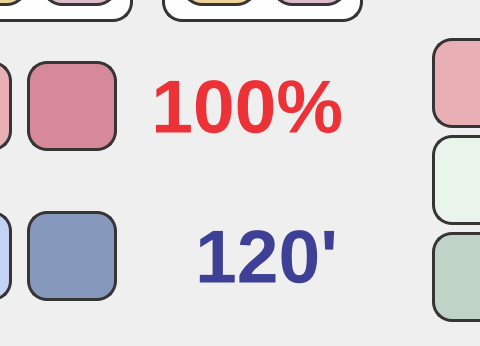
First picture: the form in rpi_base_infinity/magnet_v_4_0/magnet_stages_dlg.ui, repository MarianoDel/pyqt5, before the edit; both pictures show x 318 to 798 and y 454 to 800 of the 1280 by 800 pixel window.
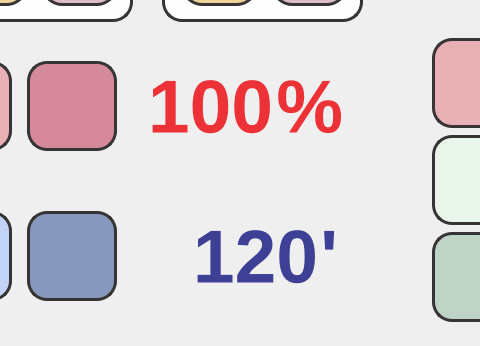
Second picture: the form after the edit. Icons and pictures are not drawn.

Commit message: stages almost ready

What changed in the file:
```diff
--- a/rpi_base_infinity/magnet_v_4_0/magnet_stages_dlg.ui
+++ b/rpi_base_infinity/magnet_v_4_0/magnet_stages_dlg.ui
@@ -541,7 +541,7 @@
     <rect>
      <x>490</x>
      <y>675</y>
-     <width>166</width>
+     <width>146</width>
      <height>71</height>
     </rect>
    </property>
@@ -557,7 +557,7 @@
     <string notr="true">color: rgb(62, 64, 149);</string>
    </property>
    <property name="text">
-    <string>120'</string>
+    <string>120</string>
    </property>
    <property name="alignment">
     <set>Qt::AlignRight|Qt::AlignTrailing|Qt::AlignVCenter</set>
@@ -568,7 +568,7 @@
     <rect>
      <x>455</x>
      <y>520</y>
-     <width>206</width>
+     <width>136</width>
      <height>81</height>
     </rect>
    </property>
@@ -584,7 +584,7 @@
     <string notr="true">color: rgb(237, 50, 55);</string>
    </property>
    <property name="text">
-    <string>100%</string>
+    <string>100</string>
    </property>
    <property name="alignment">
     <set>Qt::AlignRight|Qt::AlignTrailing|Qt::AlignVCenter</set>
@@ -1335,6 +1335,60 @@
     <string/>
    </property>
   </widget>
+  <widget class="QLabel" name="powerLabel_2">
+   <property name="geometry">
+    <rect>
+     <x>585</x>
+     <y>520</y>
+     <width>76</width>
+     <height>81</height>
+    </rect>
+   </property>
+   <property name="font">
+    <font>
+     <family>Liberation Sans</family>
+     <pointsize>56</pointsize>
+     <weight>75</weight>
+     <bold>true</bold>
+    </font>
+   </property>
+   <property name="styleSheet">
+    <string notr="true">color: rgb(237, 50, 55);</string>
+   </property>
+   <property name="text">
+    <string>%</string>
+   </property>
+   <property name="alignment">
+    <set>Qt::AlignRight|Qt::AlignTrailing|Qt::AlignVCenter</set>
+   </property>
+  </widget>
+  <widget class="QLabel" name="minutesLabel_2">
+   <property name="geometry">
+    <rect>
+     <x>635</x>
+     <y>675</y>
+     <width>21</width>
+     <height>71</height>
+    </rect>
+   </property>
+   <property name="font">
+    <font>
+     <family>Liberation Sans</family>
+     <pointsize>56</pointsize>
+     <weight>75</weight>
+     <bold>true</bold>
+    </font>
+   </property>
+   <property name="styleSheet">
+    <string notr="true">color: rgb(62, 64, 149);</string>
+   </property>
+   <property name="text">
+    <string>'</string>
+   </property>
+   <property name="alignment">
+    <set>Qt::AlignRight|Qt::AlignTrailing|Qt::AlignVCenter</set>
+   </property>
+  </widget>
  </widget>
  <resources>
   <include location="magnet4_res.qrc"/>
```
The commit also changes 4 other files.
